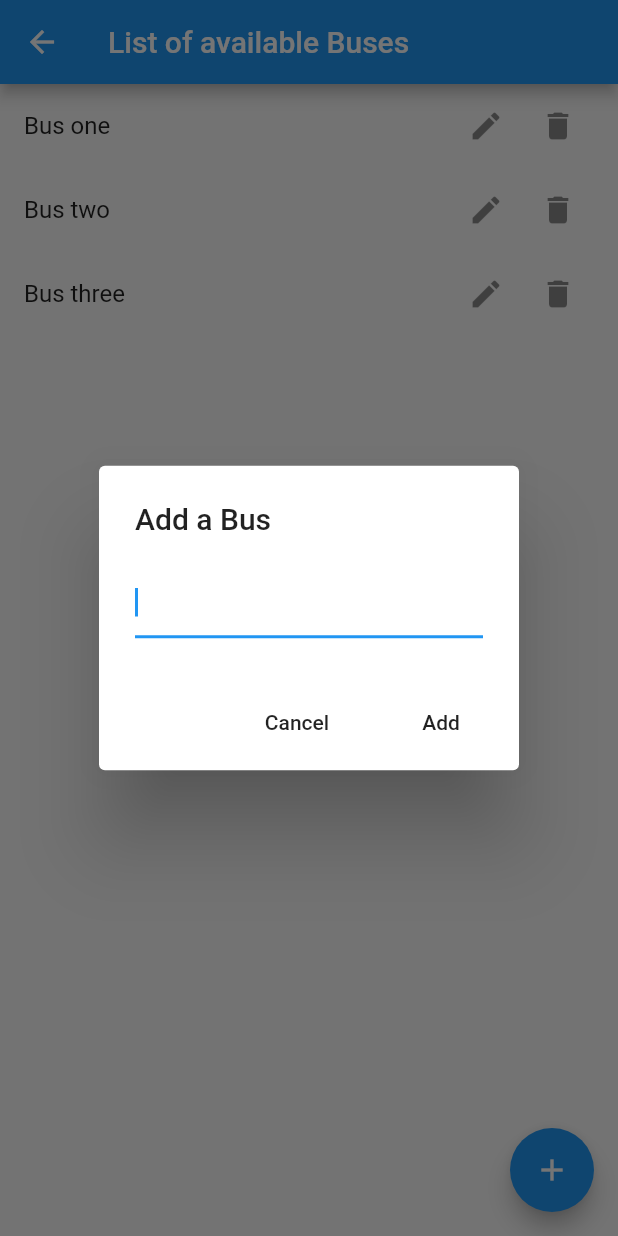
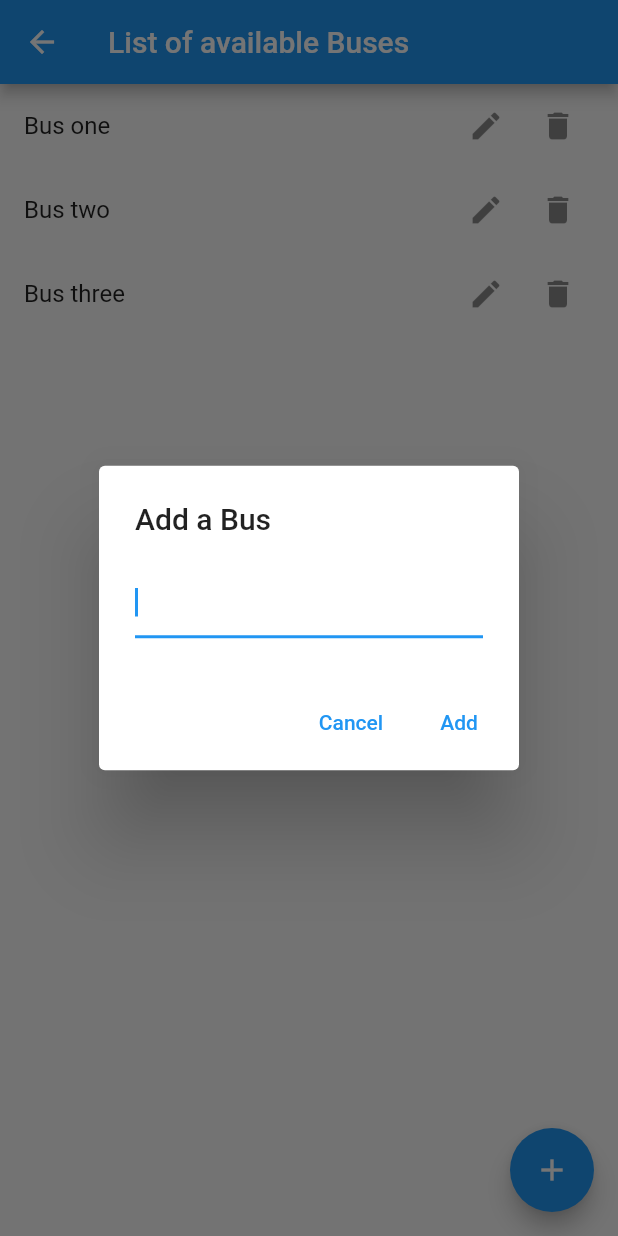
Before and after one commit to ghisia/flutter_project, a Flutter app: the BusListScreen screen opened directly, after a tap on the "add" icon, on a phone screen of 412 x 824 dp. Run offline on Flutter 3.47's test engine with Material 2 defaults, Android fonts, the light colour scheme and no system bars; our stand-ins replace qr_flutter; missing offline and left inert: qr_code_scanner.

Commit message:
use a none duplicated button

```diff
--- a/lib/screens/bus-list/index.dart
+++ b/lib/screens/bus-list/index.dart
@@ -37,13 +37,13 @@ class _BusListScreenState extends State<BusListScreen> {
             },
           ),
           actions: <Widget>[
-            FlatButton(
+            TextButton(
               child: Text("Cancel"),
               onPressed: () {
                 Navigator.of(context).pop();
               },
             ),
-            FlatButton(
+            TextButton(
               child: Text("Add"),
               onPressed: () {
                 setState(() {
@@ -116,7 +116,6 @@ class _BusListScreenState extends State<BusListScreen> {
     return list;
   }
 
-
   @override
   Widget build(BuildContext context) {
     return Scaffold(
@@ -131,7 +130,10 @@ class _BusListScreenState extends State<BusListScreen> {
               Navigator.push(
                 context,
                 MaterialPageRoute(
-                  builder: (context) => BusDetailScreen(bus: _buses[index].name, seats: numberList( _buses[index].seats),),
+                  builder: (context) => BusDetailScreen(
+                    bus: _buses[index].name,
+                    seats: numberList(_buses[index].seats),
+                  ),
                 ),
               )
             },
```
Also changed, not shown: pubspec.lock. Lines whose indentation alone changed are shown as unchanged.
